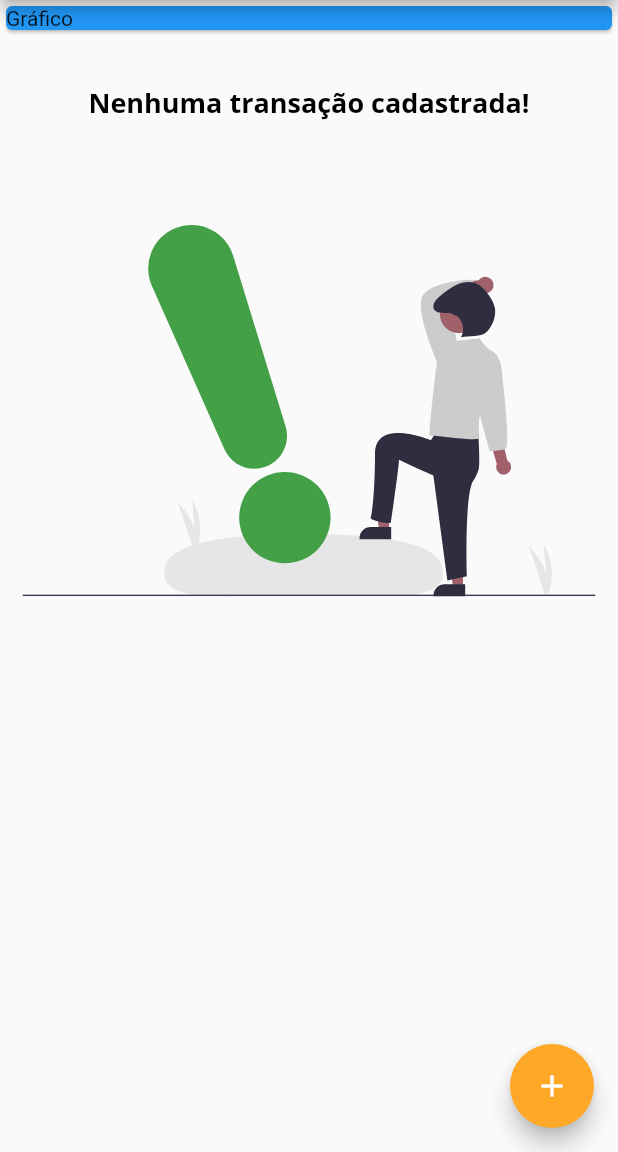
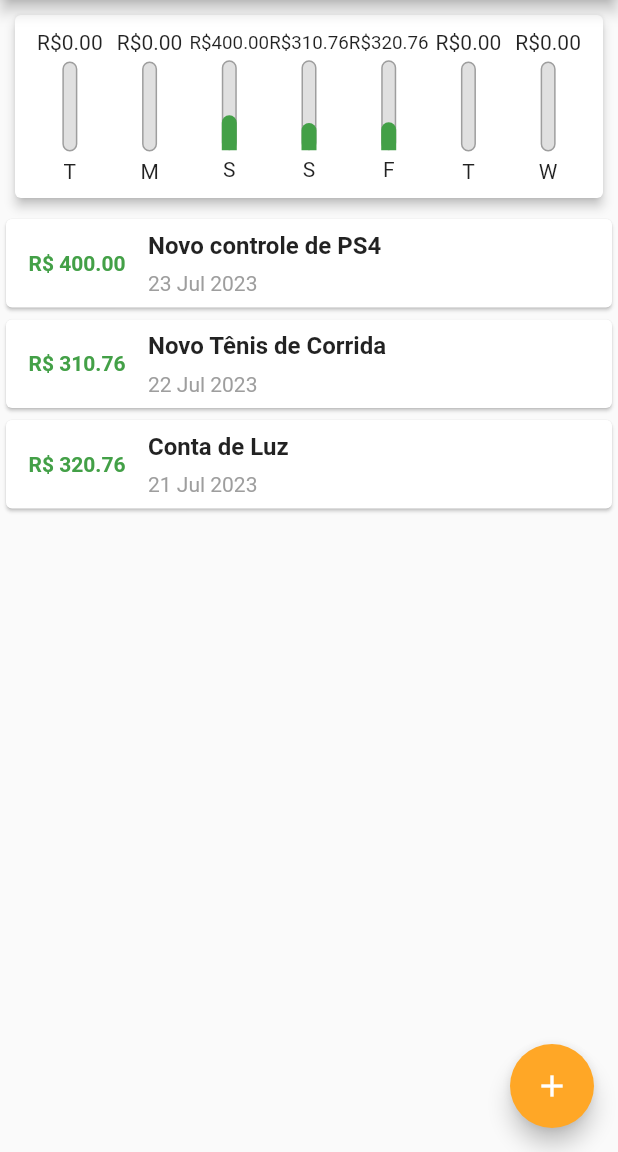
Before and after one commit to AlexBitar80/despesas_pessoais_app, a Flutter app: the screen it shows after launch, on a phone screen of 412 x 824 dp, the part 84-1236 px from its top. Run offline on Flutter 3.47's test engine with Material 2 defaults, Android fonts, the phone set to English and light mode, and no system bars; our stand-ins replace flutter_svg.

Commit message:
again changed transaction model to double amount and added transaction graph component based on amount spent in week

```diff
--- /dev/null
+++ b/lib/components/chart_transaction_bar.dart
@@ -0,0 +1,66 @@
+import 'package:flutter/material.dart';
+
+class ChartTransactionBar extends StatelessWidget {
+  final String label;
+  final double value;
+  final double percentage;
+
+  const ChartTransactionBar({
+    super.key,
+    required this.label,
+    required this.value,
+    required this.percentage,
+  });
+
+  @override
+  Widget build(BuildContext context) {
+    return Column(
+      children: [
+        FittedBox(
+          child: Text('R\$${value.toStringAsFixed(2)}'),
+        ),
+        const SizedBox(
+          height: 5,
+        ),
+        SizedBox(
+          height: 60,
+          width: 10,
+          child: Stack(
+            alignment: Alignment.bottomCenter,
+            children: <Widget>[
+              Container(
+                decoration: BoxDecoration(
+                  border: Border.all(
+                    color: Colors.grey,
+                    width: 1.0,
+                  ),
+                  color: Colors.grey.shade300,
+                  borderRadius: const BorderRadius.all(
+                    Radius.circular(5),
+                  ),
+                ),
+                child: null,
+              ),
+              FractionallySizedBox(
+                heightFactor: percentage,
+                child: Container(
+                  decoration: BoxDecoration(
+                      color: Theme.of(context).colorScheme.primary,
+                      borderRadius: const BorderRadius.only(
+                        topLeft: Radius.circular(5),
+                        topRight: Radius.circular(5),
+                      )),
+                  child: null,
+                ),
+              ),
+            ],
+          ),
+        ),
+        const SizedBox(
+          height: 5,
+        ),
+        Text(label),
+      ],
+    );
+  }
+}
--- /dev/null
+++ b/lib/components/chart_transactions.dart
@@ -0,0 +1,70 @@
+import 'package:despesas_pessoais/components/chart_transaction_bar.dart';
+import 'package:despesas_pessoais/models/transaction.dart';
+import 'package:flutter/material.dart';
+import 'package:intl/intl.dart';
+
+class ChartTransactions extends StatelessWidget {
+  final List<Transaction> recentTransaction;
+
+  const ChartTransactions({
+    super.key,
+    required this.recentTransaction,
+  });
+
+  List<Map<String, Object>> get groupedTransactions {
+    return List.generate(7, (index) {
+      final weekDay = DateTime.now().subtract(
+        Duration(
+          days: index,
+        ),
+      );
+
+      double totalSum = 0.0;
+
+      for (var i = 0; i < recentTransaction.length; i++) {
+        bool sameDay = recentTransaction[i].date.day == weekDay.day;
+        bool sameMonth = recentTransaction[i].date.month == weekDay.month;
+        bool sameYear = recentTransaction[i].date.year == weekDay.year;
+
+        if (sameDay && sameMonth && sameYear) {
+          totalSum += recentTransaction[i].amount;
+        }
+      }
+
+      return {
+        'day': DateFormat.E().format(weekDay)[0],
+        'value': totalSum,
+      };
+    });
+  }
+
+  double get _weekTotalValue {
+    return groupedTransactions.fold(0.0, (sum, transaction) {
+      return sum + (transaction['value'] as double);
+    });
+  }
+
+  @override
+  Widget build(BuildContext context) {
+    return Card(
+      elevation: 3,
+      margin: const EdgeInsets.all(10),
+      child: Padding(
+        padding: const EdgeInsets.all(10),
+        child: Row(
+          mainAxisAlignment: MainAxisAlignment.spaceAround,
+          children: groupedTransactions.map((transaction) {
+            return Flexible(
+              fit: FlexFit.tight,
+              child: ChartTransactionBar(
+                label: transaction['day'].toString(),
+                value: transaction['value'] as double,
+                percentage: (transaction['value'] as double) / _weekTotalValue,
+              ),
+            );
+          }).toList(),
+        ),
+      ),
+    );
+  }
+}
--- a/lib/components/transaction_card_list.dart
+++ b/lib/components/transaction_card_list.dart
@@ -56,7 +56,7 @@ class TransactionCardList extends StatelessWidget {
                             vertical: 10,
                           ),
                           child: Text(
-                            'R\$ ${transaction.amount}',
+                            'R\$ ${transaction.amount.toStringAsFixed(2)}',
                             style: TextStyle(
                               fontWeight: FontWeight.bold,
                               fontSize: 14.0,
--- a/lib/components/transaction_form.dart
+++ b/lib/components/transaction_form.dart
@@ -2,7 +2,7 @@ import 'package:flutter/material.dart';
 import 'package:flutter_svg/flutter_svg.dart';
 
 class TransactionForm extends StatefulWidget {
-  final void Function(String, String) onSubmit;
+  final void Function(String, double) onSubmit;
 
   const TransactionForm({
     super.key,
@@ -20,9 +20,9 @@ class _TransactionFormState extends State<TransactionForm> {
 
   _onSubmitForm() {
     final title = titleController.text;
-    final value = valueController.text;
+    final value = double.tryParse(valueController.text) ?? 0;
 
-    if (title.isEmpty || value.isEmpty) {
+    if (title.isEmpty || value <= 0) {
       return;
     }
 
--- a/lib/main.dart
+++ b/lib/main.dart
@@ -1,3 +1,4 @@
+import 'package:despesas_pessoais/components/chart_transactions.dart';
 import 'package:despesas_pessoais/components/transaction_form.dart';
 import 'package:despesas_pessoais/models/transaction.dart';
 import 'package:flutter/material.dart';
@@ -60,21 +61,51 @@ class _MyHomePageState extends State<MyHomePage> {
   final valueController = TextEditingController();
 
   final List<Transaction> _transactions = <Transaction>[
-    // Transaction(
-    //   id: 't1',
-    //   title: 'Novo Tênis de Corrida',
-    //   amount: 310.76,
-    //   date: DateTime.now(),
-    // ),
-    // Transaction(
-    //   id: 't2',
-    //   title: 'Conta de Luz',
-    //   amount: 211.30,
-    //   date: DateTime.now(),
-    // ),
+    Transaction(
+      id: 't0',
+      title: 'Novo controle de PS4',
+      amount: 400.00,
+      date: DateTime.now().subtract(
+        const Duration(
+          days: 2,
+        ),
+      ),
+    ),
+    Transaction(
+      id: 't1',
+      title: 'Novo Tênis de Corrida',
+      amount: 310.76,
+      date: DateTime.now().subtract(
+        const Duration(
+          days: 3,
+        ),
+      ),
+    ),
+    Transaction(
+      id: 't2',
+      title: 'Conta de Luz',
+      amount: 320.76,
+      date: DateTime.now().subtract(
+        const Duration(
+          days: 4,
+        ),
+      ),
+    ),
   ];
 
-  _addTransaction(String title, String amount) {
+  List<Transaction> get _recentTransactions {
+    return _transactions.where((transaction) {
+      return transaction.date.isAfter(
+        DateTime.now().subtract(
+          const Duration(
+            days: 7,
+          ),
+        ),
+      );
+    }).toList();
+  }
+
+  _addTransaction(String title, double amount) {
     final newTransaction = Transaction(
       id: DateTime.now().toString(),
       title: title,
@@ -124,10 +155,7 @@ class _MyHomePageState extends State<MyHomePage> {
         child: Column(
           crossAxisAlignment: CrossAxisAlignment.stretch,
           children: <Widget>[
-            const Card(
-              color: Colors.blue,
-              child: Text('Gráfico'),
-            ),
+            ChartTransactions(recentTransaction: _recentTransactions),
             TransactionCardList(transactions: _transactions),
           ],
         ),
--- a/lib/models/transaction.dart
+++ b/lib/models/transaction.dart
@@ -1,7 +1,7 @@
 class Transaction {
   final String id;
   final String title;
-  final String amount;
+  final double amount;
   final DateTime date;
 
   Transaction({
```
